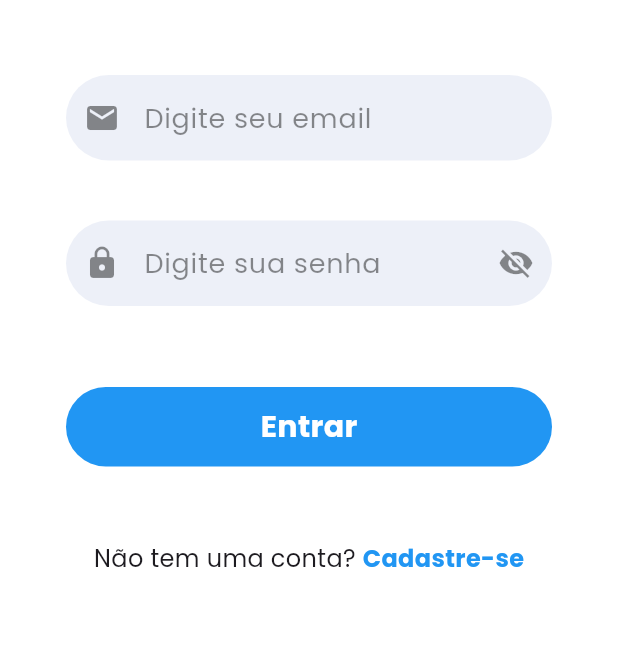
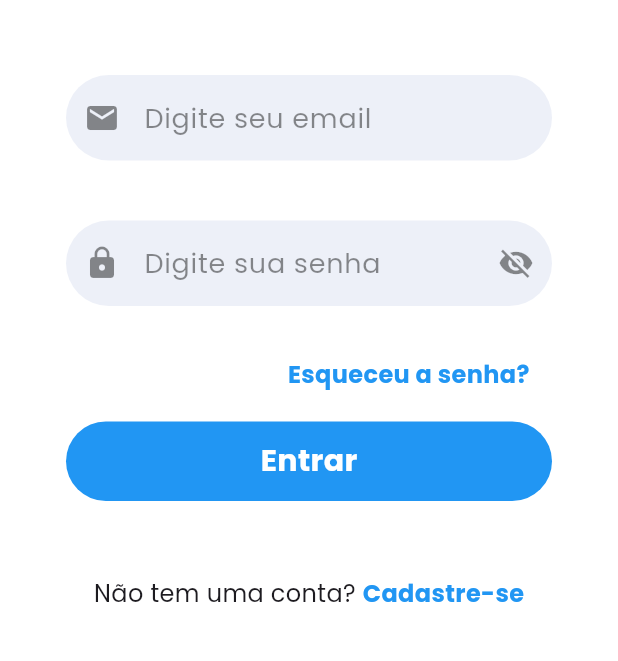
Before and after one commit to joaoemanuel04/Myturn, a Flutter app: the screen it shows after launch, after a tap on "Estabelecimento", after a tap on "Prosseguir", on a phone screen of 412 x 824 dp, the part 300-961 px from its top. Run offline on Flutter 3.47's test engine with Material 3 defaults, Android fonts, the phone set to English and light mode, and no system bars; our stand-ins replace app_links, brasil_fields, firebase_auth, firebase_core, firebase_database, firebase_messaging and 9 more; accounts and stored records are empty.

```diff
--- a/lib/Estabelecimento_Login_Sing_Up/estabelecimento_login.dart
+++ b/lib/Estabelecimento_Login_Sing_Up/estabelecimento_login.dart
@@ -6,6 +6,7 @@ import 'package:myturn/Widget/button.dart';
 import 'package:myturn/Widget/text_field.dart';
 import 'package:myturn/Widget/snack_bar.dart';
 import 'package:myturn/Estabelecimento_Login_Sing_Up/Services/estabelecimento_auth.dart';
+import 'package:myturn/esqueceu_senha/esqueceu_senha.dart';
 
 class EstabelecimentoLoginScreen extends StatefulWidget {
   const EstabelecimentoLoginScreen({super.key});
@@ -89,6 +90,7 @@ class _EstabelecimentoLoginScreenState
               icon: Icons.lock,
             ),
             const SizedBox(height: 24),
+            const ForgotPassword(),
 
             // Seu botão de login.
             MyButton(
--- a/lib/Estabelecimento_Login_Sing_Up/estabelecimento_sign_up.dart
+++ b/lib/Estabelecimento_Login_Sing_Up/estabelecimento_sign_up.dart
@@ -11,7 +11,6 @@ import 'package:myturn/Estabelecimento_Login_Sing_Up/map_picker_screen.dart';
 import 'package:myturn/Widget/button.dart';
 import 'package:myturn/Widget/snack_bar.dart';
 import 'package:myturn/Widget/text_field.dart';
-import 'package:myturn/esqueceu_senha/esqueceu_senha.dart';
 
 //############################################################################
 //###                                                                      ###
@@ -300,7 +299,6 @@ class _EstabelecimentoSignUpScreenState
                 icon: Icons.lock_outline,
                 ispass: true, // Assumindo que seu widget tem essa propriedade
               ),
-              const ForgotPassword(),
               const SizedBox(height: 10),
               const Align(
                 alignment: Alignment.centerLeft,
--- a/lib/main.dart
+++ b/lib/main.dart
@@ -1,5 +1,5 @@
 // Myturn/lib/main.dart
-
+import 'package:flutter_dotenv/flutter_dotenv.dart';
 import 'package:firebase_core/firebase_core.dart';
 import 'package:flutter/material.dart';
 import 'package:google_fonts/google_fonts.dart';
@@ -20,6 +20,7 @@ void main() async {
   await Firebase.initializeApp();
   await deepLinkService.init(); // Inicializa o serviço de deep link
   await NotificationService().initNotifications();
+  await dotenv.load(fileName: "cofre.env");
   runApp(const MyApp());
 }
 
--- a/pubspec.yaml
+++ b/pubspec.yaml
@@ -44,6 +44,7 @@ dependencies:
   open_filex: ^4.7.0
   firebase_messaging: ^15.2.6
   google_maps_flutter: ^2.12.2
+  flutter_dotenv: ^5.2.1
 
 dev_dependencies:
   flutter_test:
@@ -58,6 +59,9 @@ flutter:
   # To add assets to your application, add an assets section, like this:
   assets:
     - assets/images/
+    - cofre.env
+    - android/app/google-services.json
+    - local.properties
   #   - images/a_dot_ham.jp
 
   # An image asset can refer to one or more resolution-specific "variants", see
```
Also changed, not shown: pubspec.lock, 2 other files.
